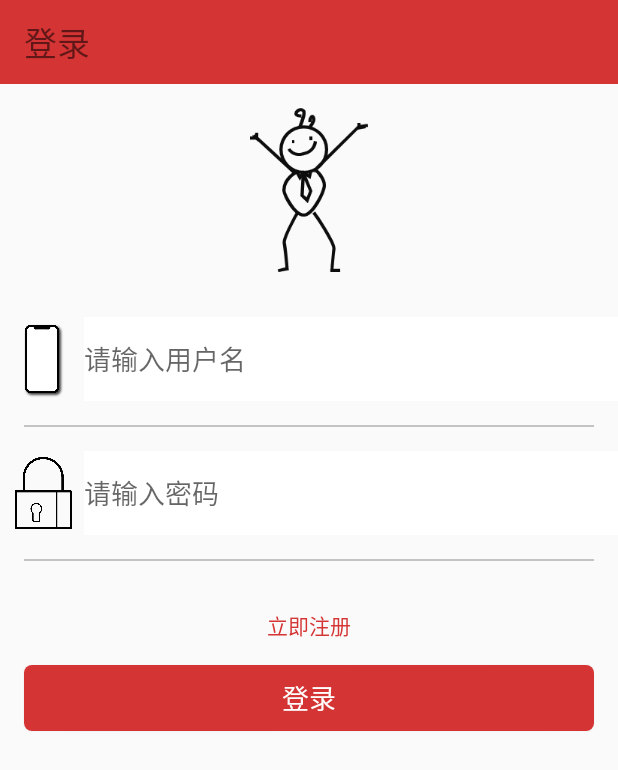
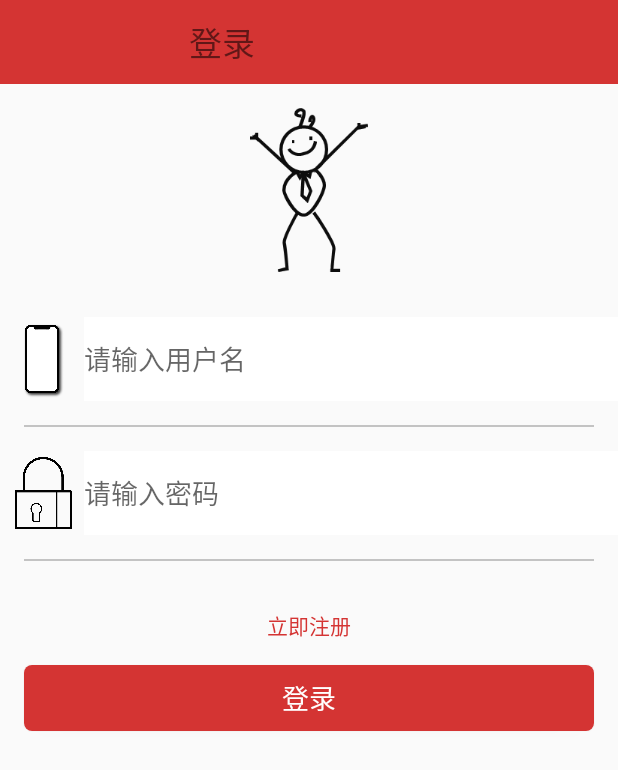
Before and after one commit to zhangtangqm/myMusic, an Android app: the LoginActivity screen opened directly, with no data from a screen before it, on a phone screen of 412 x 824 dp. Shown: the top 770 px of the screen. Run offline under Robolectric (Android 15) with nearby library versions, the light colour scheme and no system bars; 1 statement that could not run was skipped.

Commit message:
解决nav_bar布局问题

```diff
--- a/app/src/main/res/layout/nav_bar.xml
+++ b/app/src/main/res/layout/nav_bar.xml
@@ -12,7 +12,7 @@
 
     <ImageView
         android:id="@+id/iv_back"
-        android:layout_width="wrap_content"
+        android:layout_width="40dp"
         android:layout_height="wrap_content"
         android:src="@mipmap/picture_return"
         android:layout_gravity="left|center_vertical"
@@ -25,11 +25,13 @@
         android:layout_height="wrap_content"
         android:textSize="@dimen/navBarTitleSize"
         android:text="音乐"
+        android:layout_marginLeft="110dp"
+        android:layout_marginRight="110dp"
         android:layout_gravity="center"
         />
     <ImageView
         android:id="@+id/iv_me"
-        android:layout_width="wrap_content"
+        android:layout_width="50dp"
         android:layout_height="wrap_content"
         android:src="@mipmap/me"
         android:layout_gravity="right|center_vertical"
```
